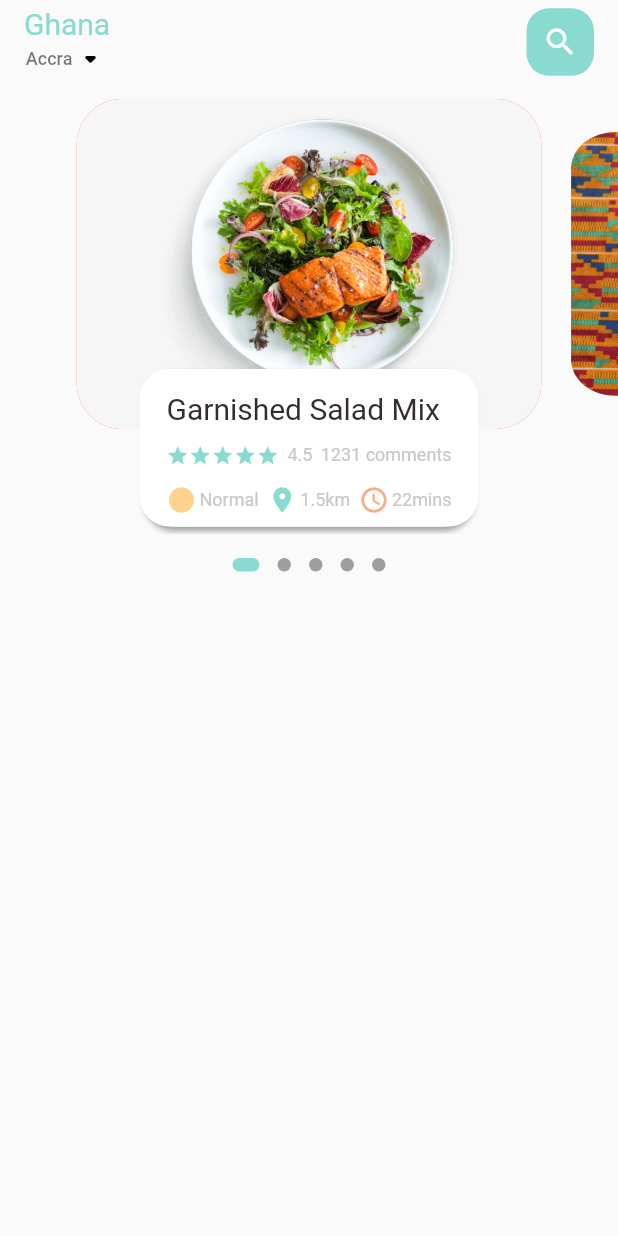
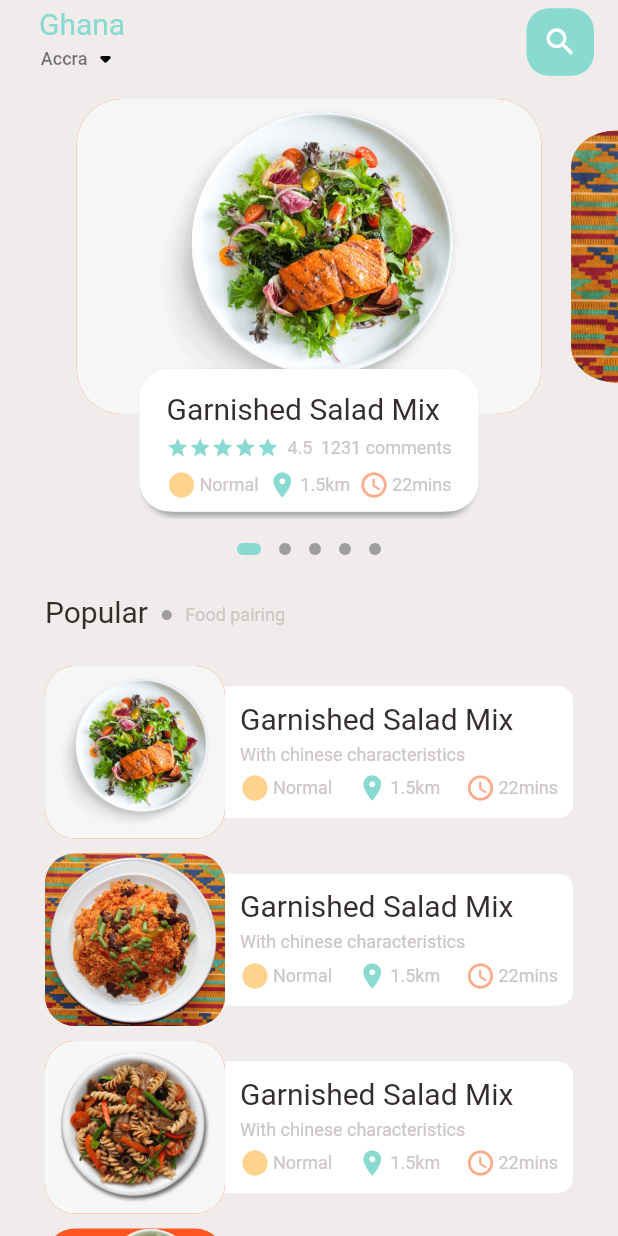
Before and after one commit to BlackDagger007/foodie, a Flutter app: the MainFoodPage screen opened directly, on a phone screen of 412 x 824 dp. Run offline on Flutter 3.47's test engine with Material 2 defaults, Android fonts, the phone set to English and light mode, and no system bars; drawn by our look-alikes of dots_indicator; our stand-ins replace get; statements that could not run were skipped.

Commit message:
basic home_food screen

```diff
--- a/lib/home/main_food_page.dart
+++ /dev/null
@@ -1,114 +0,0 @@
-import 'package:dots_indicator/dots_indicator.dart';
-import 'package:flutter/material.dart';
-import 'package:foodie/widgets/small_text.dart';
-import '../utils/colors.dart';
-import '../utils/constants.dart';
-import '../widgets/big_text.dart';
-import 'widgets/food_slider.dart';
-
-class MainFoodPage extends StatefulWidget {
-  const MainFoodPage({super.key});
-
-  @override
-  State<MainFoodPage> createState() => _MainFoodPageState();
-}
-
-class _MainFoodPageState extends State<MainFoodPage> {
-  final pageController = PageController(viewportFraction: 0.8);
-  double _currentPageValue = 0.0;
-
-  @override
-  void initState() {
-    pageController.addListener(() {
-      setState(() {
-        _currentPageValue = pageController.page!;
-      });
-    });
-    super.initState();
-  }
-
-  @override
-  void dispose() {
-    pageController.dispose();
-    super.dispose();
-  }
-
-  @override
-  Widget build(BuildContext context) {
-    List<Map<String, dynamic>> foodList = [
-      {'image': 'assets/images/food_1.png', 'foodName': 'Garnished Salad Mix'},
-      {'image': 'assets/images/food_2.jpg', 'foodName': 'Garnished Salad Mix'},
-      {'image': 'assets/images/food_3.png', 'foodName': 'Garnished Salad Mix'},
-      {'image': 'assets/images/food_4.png', 'foodName': 'Garnished Salad Mix'},
-      {'image': 'assets/images/food_5.png', 'foodName': 'Garnished Salad Mix'},
-    ];
-
-    return Scaffold(
-      appBar: AppBar(
-          backgroundColor: Colors.transparent,
-          elevation: 0.0,
-          title: Row(
-            mainAxisAlignment: MainAxisAlignment.spaceBetween,
-            children: [
-              Column(
-                mainAxisAlignment: MainAxisAlignment.spaceAround,
-                children: [
-                  const BigText(
-                    text: 'Ghana',
-                    color: AppColor.mainColor,
-                  ),
-                  Row(
-                    children: [
-                      const SmallText(
-                        text: 'Accra',
-                        color: Colors.black54,
-                      ),
-                      GestureDetector(
-                        onTap: () {},
-                        child: const Icon(
-                          Icons.arrow_drop_down_rounded,
-                          color: Colors.black,
-                        ),
-                      )
-                    ],
-                  )
-                ],
-              ),
-              GestureDetector(
-                onTap: () {},
-                child: Container(
-                  height: sH(45),
-                  width: sW(45),
-                  decoration: BoxDecoration(
-                      color: AppColor.mainColor,
-                      borderRadius: BorderRadius.circular(sH(15))),
-                  child: Icon(
-                    Icons.search,
-                    size: sH(Constants.iconSizeLarge),
-                  ),
-                ),
-              )
-            ],
-          )),
-      body: Column(
-        children: [
-          // PageView Slider
-          FoodSlider(
-              pageController: pageController,
-              foodList: foodList,
-              currentPageValue: _currentPageValue),
-          // Dots Indicator
-          DotsIndicator(
-            dotsCount: foodList.length,
-            position: _currentPageValue,
-            decorator: DotsDecorator(
-                size: Size.square(sH(9)),
-                activeSize: Size(sH(18.0), sH(9.0)),
-                activeShape: RoundedRectangleBorder(
-                    borderRadius: BorderRadius.circular(sH(5)))),
-          )
-        ],
-      ),
-    );
-  }
-}
--- /dev/null
+++ b/lib/pages/home/main_food_page.dart
@@ -0,0 +1,117 @@
+import 'package:dots_indicator/dots_indicator.dart';
+import 'package:flutter/material.dart';
+import 'package:foodie/widgets/big_text.dart';
+import 'package:foodie/widgets/small_text.dart';
+import '../../utils/colors.dart';
+import '../../utils/constants.dart';
+import 'widgets/appbar.dart';
+import 'widgets/food_slider.dart';
+import 'widgets/food_tile.dart';
+
+class MainFoodPage extends StatefulWidget {
+  const MainFoodPage({super.key});
+
+  @override
+  State<MainFoodPage> createState() => _MainFoodPageState();
+}
+
+class _MainFoodPageState extends State<MainFoodPage> {
+  final pageController = PageController(viewportFraction: 0.8);
+  double _currentPageValue = 0.0;
+
+  @override
+  void initState() {
+    pageController.addListener(() {
+      setState(() {
+        _currentPageValue = pageController.page!;
+      });
+    });
+    super.initState();
+  }
+
+  @override
+  void dispose() {
+    pageController.dispose();
+    super.dispose();
+  }
+
+  @override
+  Widget build(BuildContext context) {
+    List<Map<String, dynamic>> foodList = [
+      {'image': 'assets/images/food_1.png', 'foodName': 'Garnished Salad Mix'},
+      {'image': 'assets/images/food_2.jpg', 'foodName': 'Garnished Salad Mix'},
+      {'image': 'assets/images/food_3.png', 'foodName': 'Garnished Salad Mix'},
+      {'image': 'assets/images/food_4.png', 'foodName': 'Garnished Salad Mix'},
+      {'image': 'assets/images/food_5.png', 'foodName': 'Garnished Salad Mix'},
+    ];
+
+    return Scaffold(
+      backgroundColor: AppColor.signColor,
+      appBar: buildAppBar(),
+      body: SingleChildScrollView(
+        child: Column(
+          crossAxisAlignment: CrossAxisAlignment.start,
+          children: [
+            // PageView Slider
+            FoodSlider(
+                pageController: pageController,
+                foodList: foodList,
+                currentPageValue: _currentPageValue),
+            // Dots Indicator
+            Center(
+              child: DotsIndicator(
+                dotsCount: foodList.length,
+                position: _currentPageValue,
+                decorator: DotsDecorator(
+                    size: Size.square(sH(8)),
+                    activeSize: Size(sH(16.0), sH(8.0)),
+                    activeShape: RoundedRectangleBorder(
+                        borderRadius: BorderRadius.circular(sH(5)))),
+              ),
+            ),
+            SizedBox(height: sH(20)),
+            // Featured List
+            Container(
+              width: sW(160),
+              margin: EdgeInsets.symmetric(horizontal: sW(30)),
+              child: Row(
+                mainAxisAlignment: MainAxisAlignment.spaceBetween,
+                crossAxisAlignment: CrossAxisAlignment.end,
+                children: [
+                  const BigText('Popular'),
+                  Container(
+                    margin: EdgeInsets.only(bottom: sH(5)),
+                    child: Icon(
+                      Icons.circle,
+                      color: Colors.grey,
+                      size: sH(Constants.iconSizeSmall),
+                    ),
+                  ),
+                  Container(
+                      margin: EdgeInsets.only(bottom: sH(2)),
+                      child: const SmallText('Food pairing'))
+                ],
+              ),
+            ),
+            // ListView
+            Container(
+              margin: EdgeInsets.only(
+                top: sH(20),
+                left: sW(30),
+                right: sW(30),
+              ),
+              child: ListView.builder(
+                  physics: const NeverScrollableScrollPhysics(),
+                  shrinkWrap: true,
+                  itemCount: foodList.length,
+                  itemBuilder: (_, index) => FoodTile(
+                        title: foodList[index]['foodName'],
+                        image: foodList[index]['image'],
+                      )),
+            ),
+          ],
+        ),
+      ),
+    );
+  }
+}
--- /dev/null
+++ b/lib/pages/home/widgets/appbar.dart
@@ -0,0 +1,58 @@
+import 'package:flutter/material.dart';
+import '../../../utils/colors.dart';
+import '../../../utils/constants.dart';
+import '../../../widgets/big_text.dart';
+import '../../../widgets/small_text.dart';
+
+AppBar buildAppBar() {
+  return AppBar(
+    backgroundColor: Colors.transparent,
+    elevation: 0.0,
+    title: Padding(
+      padding: EdgeInsets.only(left: sW(10)),
+      child: Row(
+        mainAxisAlignment: MainAxisAlignment.spaceBetween,
+        children: [
+          Column(
+            mainAxisAlignment: MainAxisAlignment.spaceAround,
+            children: [
+              const BigText(
+                'Ghana',
+                color: AppColor.mainColor,
+              ),
+              Row(
+                children: [
+                  const SmallText(
+                    'Accra',
+                    color: Colors.black54,
+                  ),
+                  GestureDetector(
+                    onTap: () {},
+                    child: const Icon(
+                      Icons.arrow_drop_down_rounded,
+                      color: Colors.black,
+                    ),
+                  )
+                ],
+              )
+            ],
+          ),
+          GestureDetector(
+            onTap: () {},
+            child: Container(
+              height: sH(45),
+              width: sW(45),
+              decoration: BoxDecoration(
+                  color: AppColor.mainColor,
+                  borderRadius: BorderRadius.circular(sH(15))),
+              child: Icon(
+                Icons.search,
+                size: sH(Constants.iconSizeLarge),
+              ),
+            ),
+          )
+        ],
+      ),
+    ),
+  );
+}
--- a/lib/home/widgets/food_slider.dart
+++ b/lib/pages/home/widgets/food_slider.dart
@@ -1,20 +1,20 @@
 import 'package:flutter/material.dart';
-import '../../utils/colors.dart';
-import '../../utils/constants.dart';
-import '../../widgets/big_text.dart';
-import '../../widgets/small_text.dart';
+import '../../../utils/colors.dart';
+import '../../../utils/constants.dart';
+import '../../../widgets/big_text.dart';
+import '../../../widgets/small_text.dart';
 
 class FoodSlider extends StatelessWidget {
   const FoodSlider({
     super.key,
     required this.pageController,
     required this.foodList,
-    required double currentPageValue,
-  }) : _currentPageValue = currentPageValue;
+    required this.currentPageValue,
+  });
 
   final PageController pageController;
   final List<Map<String, dynamic>> foodList;
-  final double _currentPageValue;
+  final double currentPageValue;
 
   @override
   Widget build(BuildContext context) {
@@ -27,7 +27,7 @@ class FoodSlider extends StatelessWidget {
         itemBuilder: (context, index) => _buildFoodItem(
           foodList,
           index,
-          _currentPageValue,
+          currentPageValue,
         ),
       ),
     );
@@ -101,13 +101,13 @@ Widget _buildFoodItem(List list, int index, double currentPageValue) {
               mainAxisAlignment: MainAxisAlignment.spaceBetween,
               crossAxisAlignment: CrossAxisAlignment.start,
               children: [
-                BigText(text: '${list[index]['foodName']}'),
+                BigText('${list[index]['foodName']}'),
                 Row(
                   mainAxisAlignment: MainAxisAlignment.spaceBetween,
                   children: const [
                     RatingsWidget(),
-                    SmallText(text: '4.5'),
-                    SmallText(text: '1231 comments')
+                    SmallText('4.5'),
+                    SmallText('1231 comments')
                   ],
                 ),
                 Row(
@@ -173,7 +173,7 @@ class IconTile extends StatelessWidget {
           size: sH(Constants.iconSizeMedium),
         ),
         const SizedBox(width: 2),
-        SmallText(text: text),
+        SmallText(text),
       ],
     );
   }
--- /dev/null
+++ b/lib/pages/home/widgets/food_tile.dart
@@ -0,0 +1,77 @@
+import 'package:flutter/material.dart';
+import '../../../utils/colors.dart';
+import '../../../utils/constants.dart';
+import '../../../widgets/big_text.dart';
+import '../../../widgets/small_text.dart';
+import 'food_slider.dart';
+
+class FoodTile extends StatelessWidget {
+  const FoodTile({
+    super.key,
+    required this.title,
+    required this.image,
+  });
+
+  final String image;
+  final String title;
+
+  @override
+  Widget build(BuildContext context) {
+    return Row(
+      children: [
+        Container(
+          margin: EdgeInsets.symmetric(vertical: sH(5)),
+          height: sH(115),
+          width: sW(120),
+          decoration: BoxDecoration(
+              borderRadius: BorderRadius.circular(sH(20)),
+              color: Colors.deepOrange,
+              image: DecorationImage(
+                fit: BoxFit.cover,
+                image: AssetImage(image),
+              )),
+        ),
+        Expanded(
+          child: Container(
+            padding: EdgeInsets.all(sH(10)),
+            height: sH(88),
+            decoration: BoxDecoration(
+                color: Colors.white,
+                borderRadius: BorderRadius.only(
+                  topRight: Radius.circular(sH(10)),
+                  bottomRight: Radius.circular(sH(10)),
+                )),
+            child: Column(
+              mainAxisAlignment: MainAxisAlignment.spaceBetween,
+              crossAxisAlignment: CrossAxisAlignment.start,
+              children: [
+                BigText(title),
+                const SmallText('With chinese characteristics'),
+                Row(
+                  mainAxisAlignment: MainAxisAlignment.spaceBetween,
+                  children: const [
+                    IconTile(
+                      text: 'Normal',
+                      icon: Icons.circle,
+                      color: AppColor.iconColor1,
+                    ),
+                    IconTile(
+                      text: '1.5km',
+                      icon: Icons.location_on,
+                      color: AppColor.mainColor,
+                    ),
+                    IconTile(
+                      text: '22mins',
+                      icon: Icons.access_time_rounded,
+                      color: AppColor.iconColor2,
+                    ),
+                  ],
+                )
+              ],
+            ),
+          ),
+        ),
+      ],
+    );
+  }
+}
--- a/lib/utils/colors.dart
+++ b/lib/utils/colors.dart
@@ -7,7 +7,7 @@ class AppColor {
   static const iconColor2 = Color(0xFFfcab88);
   static const paraColor = Color(0xFF8f837f);
   static const buttonBgColor = Color(0xFFf7f6f4);
-  static const signColor = Color(0xFFa9a29f);
+  static const signColor = Color.fromARGB(255, 239, 236, 235);
   static const titleColor = Color(0xFF5c524f);
   static const mainBlackColor = Color(0xFF332d2b);
   static const yellowColor = Color(0xFFffd379);
--- a/lib/utils/constants.dart
+++ b/lib/utils/constants.dart
@@ -2,15 +2,16 @@ import 'package:get/get.dart';
 
 class Constants {
   //PageView
-  static double pageViewHeight = 290;
-  static double pageViewMainHeight = 220;
+  static double pageViewHeight = 280;
+  static double pageViewMainHeight = 210;
 
-  static double pageViewSubHeight = 105;
+  static double pageViewSubHeight = 95;
   static double pageViewSubWidth = 220;
 
   //IconSize
   static double iconSizeLarge = 24;
   static double iconSizeMedium = 20;
+  static double iconSizeSmall = 8;
 }
 
 double screenHeight = Get.context!.height;
--- a/lib/widgets/big_text.dart
+++ b/lib/widgets/big_text.dart
@@ -3,15 +3,15 @@ import 'package:flutter/material.dart';
 import '../utils/constants.dart';
 
 class BigText extends StatelessWidget {
-  const BigText({
-    required this.text,
+  const BigText(
+    this.text, {
     this.color = const Color(0xFF332d2b),
     this.size,
     this.overflow = TextOverflow.ellipsis,
     super.key,
   });
 
-  final String text;
+  final String? text;
   final Color color;
   final double? size;
   final TextOverflow overflow;
@@ -19,7 +19,7 @@ class BigText extends StatelessWidget {
   @override
   Widget build(BuildContext context) {
     return Text(
-      text,
+      text ?? '',
       maxLines: 1,
       overflow: overflow,
       style: TextStyle(
--- a/lib/widgets/small_text.dart
+++ b/lib/widgets/small_text.dart
@@ -3,14 +3,13 @@ import 'package:flutter/material.dart';
 import '../utils/constants.dart';
 
 class SmallText extends StatelessWidget {
-  const SmallText(
+  const SmallText(this.text,
       {super.key,
-      required this.text,
       this.color = const Color(0xFFccc7c5),
       this.size,
       this.height = 1.2});
 
-  final String text;
+  final String? text;
   final Color color;
   final double? size;
   final double height;
@@ -18,7 +17,7 @@ class SmallText extends StatelessWidget {
   @override
   Widget build(BuildContext context) {
     return Text(
-      text,
+      text ?? '',
       style: TextStyle(
         fontFamily: 'Roboto',
         color: color,
```
